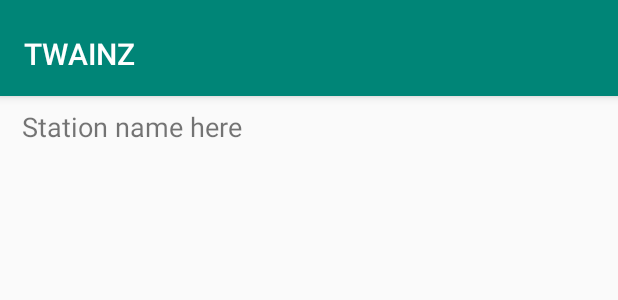
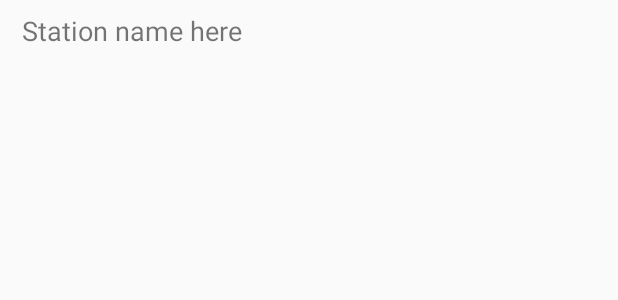
Before and after one commit to Videept/twainz, an Android app: the layout activity_linerun.xml on its own in the app's theme, with its tools: preview values and no code run, on a phone screen of 412 x 824 dp. Shown: the top 300 px of the screen. Run offline under Robolectric (Android 15) with nearby library versions, the phone set to English and light mode, and no system bars.

Commit message:
Appbar now updates to display the title of the current fragment

```diff
--- a/app/src/main/res/layout/activity_linerun.xml
+++ b/app/src/main/res/layout/activity_linerun.xml
@@ -11,40 +11,13 @@
 
     <!-- "textview will say "line run for train ____ " or something like that -->
 
-    <android.support.design.widget.AppBarLayout
-        android:id="@+id/appbar2"
-        android:layout_width="match_parent"
-        android:layout_height="wrap_content"
-        android:layout_marginBottom="8dp"
-        android:paddingTop="@dimen/appbar_padding_top"
-        android:theme="@style/AppTheme.AppBarOverlay"
-        app:layout_constraintBottom_toTopOf="@+id/textView"
-        app:layout_constraintEnd_toEndOf="parent"
-        app:layout_constraintStart_toStartOf="parent"
-        app:layout_constraintTop_toTopOf="parent">
-
-        <android.support.v7.widget.Toolbar
-            android:id="@+id/toolbar"
-            android:layout_width="match_parent"
-            android:layout_height="?attr/actionBarSize"
-            android:layout_weight="1"
-            android:background="?attr/colorPrimary"
-            app:layout_scrollFlags="scroll|enterAlways"
-            app:popupTheme="@style/AppTheme.PopupOverlay"
-            app:title="@string/app_name">
-
-        </android.support.v7.widget.Toolbar>
-
-    </android.support.design.widget.AppBarLayout>
-
-
     <TextView
         android:id="@+id/textView"
         android:layout_width="213dp"
         android:layout_height="40dp"
         android:layout_marginStart="8dp"
         android:layout_marginLeft="8dp"
-        android:layout_marginTop="72dp"
+        android:layout_marginTop="8dp"
         android:layout_marginEnd="8dp"
         android:layout_marginRight="8dp"
         android:text="@string/linerun_default"
```
Also changed, not shown: app/src/main/java/com/example/twainz/Linerun.java (+12 -0 lines), app/src/main/java/com/example/twainz/MainActivity.java (+48 -2 lines), app/src/main/java/com/example/twainz/stationInformationActivity.java (+14 -10 lines), app/src/main/java/com/example/twainz/stationList.java (+12 -1 lines).
